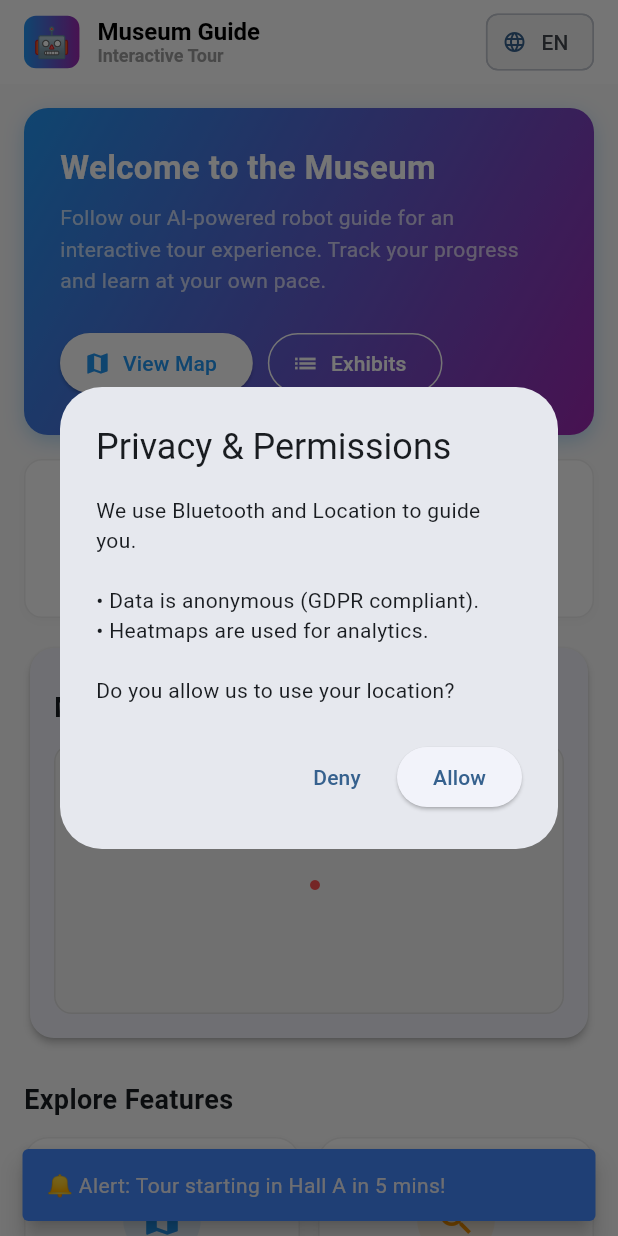
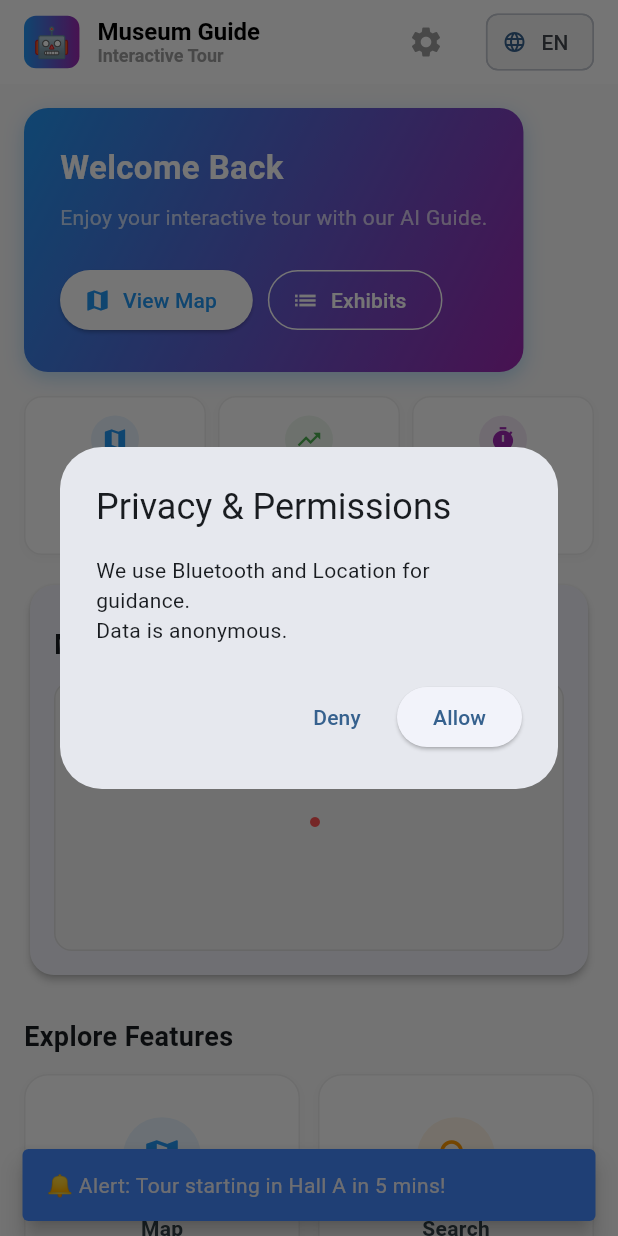
Before and after one commit to Farida-Waheed/museum_app, a Flutter app: the screen it shows after launch, on a phone screen of 412 x 824 dp. Run offline on Flutter 3.47's test engine with Material 3 defaults, Android fonts, the phone set to English and light mode, and no system bars; our stand-ins replace audioplayers.

Commit message:
setting update

```diff
--- a/lib/screens/home/home_screen.dart
+++ b/lib/screens/home/home_screen.dart
@@ -14,13 +14,10 @@
 }
 
 class _HomeScreenState extends State<HomeScreen> {
-  // Simulation State for the "Live" feel
   late List<Exhibit> exhibits;
   int visitedCount = 0;
   int durationMinutes = 0;
   Timer? _simTimer;
-
-  // Robot Mock Position for the MiniMap
   double robotX = 100;
   double robotY = 100;
 
@@ -29,14 +26,12 @@
     super.initState();
     exhibits = MockDataService.getAllExhibits();
 
-    // --- 1. Privacy Check (Feature 52) ---
+    // Privacy Check
     Future.delayed(Duration.zero, () {
-      if (mounted) {
-        _showPrivacyDialog();
-      }
+      if (mounted) _showPrivacyDialog();
     });
 
-    // --- 2. Simulate Notification (Feature 28) ---
+    // Notification Simulation
     Future.delayed(const Duration(seconds: 5), () {
       if (mounted) {
         ScaffoldMessenger.of(context).showSnackBar(
@@ -49,14 +44,12 @@
       }
     });
 
-    // --- 3. Dashboard Animation Timer ---
+    // Animation Timer
     _simTimer = Timer.periodic(const Duration(seconds: 3), (timer) {
       if (mounted) {
         setState(() {
-          // Move robot randomly on mini-map
           robotX = (robotX + 20) % 300;
           robotY = (robotY + 10) % 200;
-          // Increment duration occasionally
           if (timer.tick % 20 == 0) durationMinutes++;
         });
       }
@@ -75,21 +68,10 @@
       barrierDismissible: false,
       builder: (context) => AlertDialog(
         title: const Text("Privacy & Permissions"),
-        content: const Text(
-          "We use Bluetooth and Location to guide you.\n\n"
-          "• Data is anonymous (GDPR compliant).\n"
-          "• Heatmaps are used for analytics.\n\n"
-          "Do you allow us to use your location?"
-        ),
+        content: const Text("We use Bluetooth and Location for guidance.\nData is anonymous."),
         actions: [
-          TextButton(
-            onPressed: () => Navigator.pop(context),
-            child: const Text("Deny")
-          ),
-          ElevatedButton(
-            onPressed: () => Navigator.pop(context),
-            child: const Text("Allow")
-          ),
+          TextButton(onPressed: () => Navigator.pop(context), child: const Text("Deny")),
+          ElevatedButton(onPressed: () => Navigator.pop(context), child: const Text("Allow")),
         ],
       ),
     );
@@ -101,7 +83,6 @@
     final isArabic = prefs.language == 'ar';
 
     return Scaffold(
-      // Custom App Bar for Home
       appBar: AppBar(
         title: Row(
           children: [
@@ -124,6 +105,12 @@
           ],
         ),
         actions: [
+          // --- NEW: Settings Button in AppBar ---
+          IconButton(
+            icon: const Icon(Icons.settings, color: Colors.grey),
+            tooltip: isArabic ? "الإعدادات" : "Settings",
+            onPressed: () => Navigator.pushNamed(context, AppRoutes.settings),
+          ),
           Padding(
             padding: const EdgeInsets.symmetric(horizontal: 16.0),
             child: Chip(
@@ -142,7 +129,7 @@
         child: Column(
           crossAxisAlignment: CrossAxisAlignment.start,
           children: [
-            // --- Welcome Card ---
+            // Welcome Card
             Container(
               padding: const EdgeInsets.all(24),
               decoration: BoxDecoration(
@@ -152,22 +139,18 @@
                   end: Alignment.bottomRight,
                 ),
                 borderRadius: BorderRadius.circular(16),
-                boxShadow: [
-                  BoxShadow(color: Colors.blue.withOpacity(0.3), blurRadius: 10, offset: const Offset(0, 4))
-                ]
+                boxShadow: [BoxShadow(color: Colors.blue.withValues(alpha: 0.3), blurRadius: 10, offset: const Offset(0, 4))]
               ),
               child: Column(
                 crossAxisAlignment: CrossAxisAlignment.start,
                 children: [
                   Text(
-                    isArabic ? "مرحباً بكم في المتحف" : "Welcome to the Museum",
+                    isArabic ? "مرحباً بكم" : "Welcome Back",
                     style: const TextStyle(color: Colors.white, fontSize: 22, fontWeight: FontWeight.bold),
                   ),
                   const SizedBox(height: 8),
                   Text(
-                    isArabic
-                      ? "اتبع دليلنا الآلي للحصول على جولة تفاعلية. تتبع تقدمك وتعلم بالسرعة التي تناسبك."
-                      : "Follow our AI-powered robot guide for an interactive tour experience. Track your progress and learn at your own pace.",
+                    isArabic ? "استمتع بجولتك مع الدليل الذكي" : "Enjoy your interactive tour with our AI Guide.",
                     style: const TextStyle(color: Colors.white70, height: 1.5),
                   ),
                   const SizedBox(height: 20),
@@ -184,10 +167,7 @@
                         onPressed: () => Navigator.pushNamed(context, AppRoutes.exhibits),
                         icon: const Icon(Icons.list),
                         label: Text(isArabic ? "المعروضات" : "Exhibits"),
-                        style: OutlinedButton.styleFrom(
-                          foregroundColor: Colors.white,
-                          side: const BorderSide(color: Colors.white),
-                        ),
+                        style: OutlinedButton.styleFrom(foregroundColor: Colors.white, side: const BorderSide(color: Colors.white)),
                       ),
                     ],
                   )
@@ -197,20 +177,20 @@
 
             const SizedBox(height: 16),
 
-            // --- Quick Stats ---
+            // Stats
             Row(
               children: [
-                Expanded(child: _buildStatCard(Icons.map, "${exhibits.length}", isArabic ? "المعروضات" : "Total Exhibits", Colors.blue)),
+                Expanded(child: _buildStatCard(Icons.map, "${exhibits.length}", isArabic ? "المعروضات" : "Exhibits", Colors.blue)),
                 const SizedBox(width: 8),
                 Expanded(child: _buildStatCard(Icons.trending_up, "$visitedCount", isArabic ? "تمت زيارتها" : "Visited", Colors.green)),
                 const SizedBox(width: 8),
-                Expanded(child: _buildStatCard(Icons.timer, "${durationMinutes}m", isArabic ? "المدة" : "Duration", Colors.purple)),
+                Expanded(child: _buildStatCard(Icons.timer, "${durationMinutes}m", isArabic ? "المدة" : "Time", Colors.purple)),
               ],
             ),
 
             const SizedBox(height: 16),
 
-            // --- Map Preview ---
+            // Map Preview
             Card(
               elevation: 2,
               shape: RoundedRectangleBorder(borderRadius: BorderRadius.circular(16)),
@@ -247,7 +227,7 @@
 
             const SizedBox(height: 24),
 
-            // --- Navigation Grid (Features) ---
+            // Grid Menu
             Text(
               isArabic ? "اكتشف الميزات" : "Explore Features",
               style: const TextStyle(fontSize: 18, fontWeight: FontWeight.bold),
@@ -267,17 +247,59 @@
                 _buildNavButton(context, AppRoutes.quiz, Icons.school, isArabic ? "اختبار" : "Quiz", Colors.red),
                 _buildNavButton(context, AppRoutes.feedback, Icons.feedback, isArabic ? "رأيك" : "Feedback", Colors.purple),
                 _buildNavButton(context, AppRoutes.progress, Icons.trending_up, isArabic ? "التقدم" : "Progress", Colors.teal),
-                _buildNavButton(context, AppRoutes.settings, Icons.settings, isArabic ? "الإعدادات" : "Settings", Colors.grey),
+                // Removed Settings from here
               ],
-            )
+            ),
+
+            const SizedBox(height: 24),
+
+            // --- NEW: Separate Settings Area ---
+            InkWell(
+              onTap: () => Navigator.pushNamed(context, AppRoutes.settings),
+              borderRadius: BorderRadius.circular(12),
+              child: Container(
+                padding: const EdgeInsets.all(16),
+                decoration: BoxDecoration(
+                  color: Colors.grey[200],
+                  borderRadius: BorderRadius.circular(12),
+                  border: Border.all(color: Colors.grey.shade300),
+                ),
+                child: Row(
+                  children: [
+                    const CircleAvatar(
+                      backgroundColor: Colors.white,
+                      child: Icon(Icons.settings, color: Colors.grey),
+                    ),
+                    const SizedBox(width: 16),
+                    Expanded(
+                      child: Column(
+                        crossAxisAlignment: CrossAxisAlignment.start,
+                        children: [
+                          Text(
+                            isArabic ? "الإعدادات وسهولة الوصول" : "Settings & Accessibility",
+                            style: const TextStyle(fontWeight: FontWeight.bold, fontSize: 16),
+                          ),
+                          Text(
+                            isArabic ? "اللغة، التباين، وحجم الخط" : "Language, High Contrast, Font Size",
+                            style: const TextStyle(color: Colors.grey, fontSize: 12),
+                          ),
+                        ],
+                      ),
+                    ),
+                    const Icon(Icons.arrow_forward_ios, size: 16, color: Colors.grey),
+                  ],
+                ),
+              ),
+            ),
+
+            const SizedBox(height: 20), // Bottom padding
           ],
         ),
       ),
     );
   }
 
-  // --- Sub-Widgets ---
-
+  // Sub-widgets helpers (Same as before)
   Widget _buildStatCard(IconData icon, String value, String label, Color color) {
     return Container(
       padding: const EdgeInsets.all(12),
@@ -289,12 +311,7 @@
       ),
       child: Column(
         children: [
-          CircleAvatar(
-            radius: 16,
-            // Updated for newer Flutter versions
-            backgroundColor: color.withValues(alpha: 0.1),
-            child: Icon(icon, color: color, size: 18),
-          ),
+          CircleAvatar(radius: 16, backgroundColor: color.withValues(alpha: 0.1), child: Icon(icon, color: color, size: 18)),
           const SizedBox(height: 8),
           Text(value, style: const TextStyle(fontSize: 18, fontWeight: FontWeight.bold)),
           Text(label, style: const TextStyle(fontSize: 10, color: Colors.grey), textAlign: TextAlign.center),
@@ -318,11 +335,7 @@
           children: [
             Container(
               padding: const EdgeInsets.all(12),
-              decoration: BoxDecoration(
-                // Updated for newer Flutter versions
-                color: color.withValues(alpha: 0.1),
-                shape: BoxShape.circle,
-              ),
+              decoration: BoxDecoration(color: color.withValues(alpha: 0.1), shape: BoxShape.circle),
               child: Icon(icon, color: color, size: 28),
             ),
             const SizedBox(height: 12),
@@ -338,7 +351,6 @@
       builder: (context, constraints) {
         return Stack(
           children: [
-            // Exhibits Dots
             ...exhibits.map((e) {
               double dx = (e.x / 400) * constraints.maxWidth;
               double dy = (e.y / 600) * constraints.maxHeight;
@@ -348,7 +360,6 @@
                 child: const Icon(Icons.circle, color: Colors.redAccent, size: 8),
               );
             }),
-            // Animated Robot
             AnimatedPositioned(
               duration: const Duration(seconds: 1),
               left: (robotX / 400) * constraints.maxWidth,
--- a/lib/screens/map/map_screen.dart
+++ b/lib/screens/map/map_screen.dart
@@ -1,4 +1,3 @@
-import 'dart:async';
 import 'package:flutter/material.dart';
 import '../../models/exhibit.dart';
 import '../../core/services/mock_data.dart';
--- a/lib/screens/tour/tour_progress.dart
+++ b/lib/screens/tour/tour_progress.dart
@@ -13,7 +13,7 @@
     final exhibits = MockDataService.getAllExhibits();
 
     // Simulating that the first 2 exhibits are "Visited"
-    final visitedCount = 2;
+    const visitedCount = 2;
 
     return Scaffold(
       appBar: AppBar(title: Text(isArabic ? "ملخص الجولة" : "Tour Summary")),
--- a/pubspec.yaml
+++ b/pubspec.yaml
@@ -37,5 +37,6 @@
   uses-material-design: true
 
   # To add assets (images) later, uncomment lines below:
-  # assets:
-  #   - assets/images/
+  assets:
+    - assets/images/
+    - assets/audio/
```
